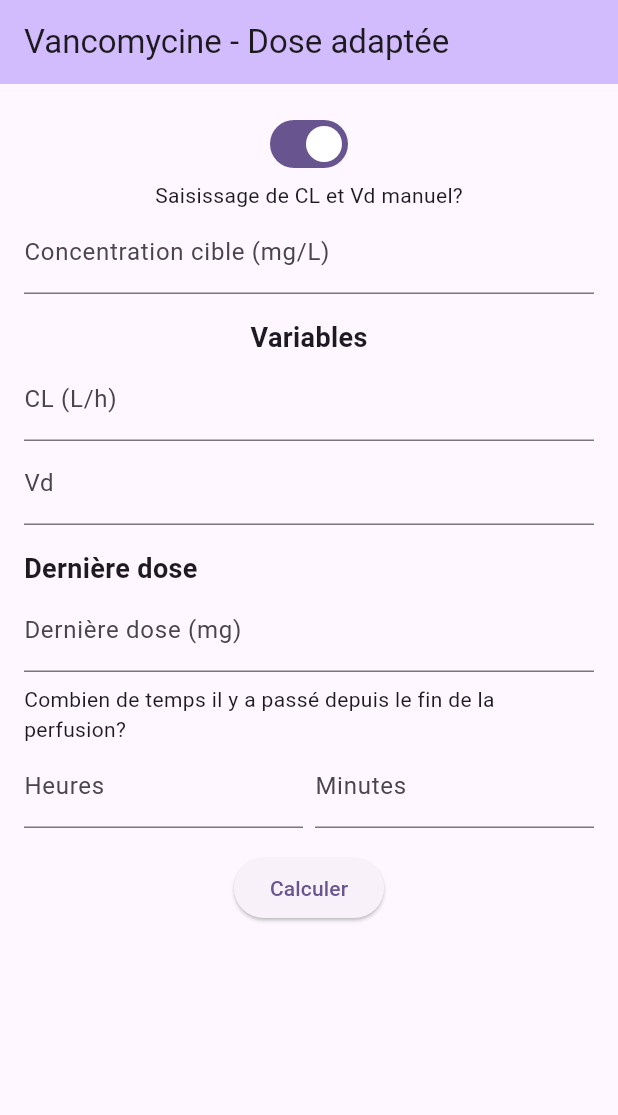
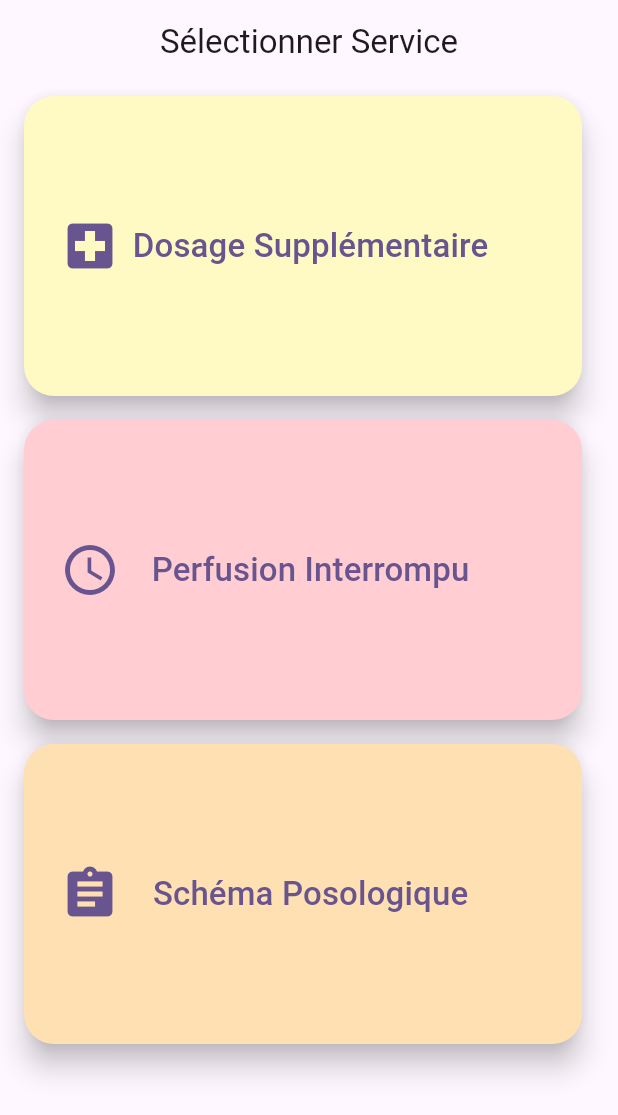
Before and after one commit to dielso/rna, a Flutter app: the screen it shows after launch, on a phone screen of 412 x 824 dp. Shown: the top 1115 px of the screen. Run offline on Flutter 3.47's test engine with Material 3 defaults, Android fonts, the light colour scheme and no system bars.

Commit message:
[add] new classes and new interface

```diff
--- /dev/null
+++ b/lib/common_variables.dart
@@ -0,0 +1,14 @@
+import 'package:flutter/cupertino.dart';
+import 'package:rna/widgets/input_sup.dart';
+import 'package:rna/widgets/input_vanc.dart';
+
+import 'objects/service.dart';
+import 'objects/user_input.dart';
+
+class CommonVariables{
+  static Service? service;
+  static UserInput? userInput;
+  static Widget drugWidget = const InputVancomycinWidget();
+  static Widget serviceInputWidget = const InputSupplementaryWidget();
+
+}
--- a/lib/main.dart
+++ b/lib/main.dart
@@ -1,6 +1,8 @@
 import 'dart:math';
 
 import 'package:flutter/material.dart';
+import 'package:rna/screens/select_drug_screen.dart';
+import 'package:rna/screens/service_screen.dart';
 
 void main() {
   runApp(const MyApp());
@@ -15,25 +17,11 @@ class MyApp extends StatelessWidget {
     return MaterialApp(
       title: 'RNA',
       theme: ThemeData(
-        // This is the theme of your application.
-        //
-        // TRY THIS: Try running your application with "flutter run". You'll see
-        // the application has a purple toolbar. Then, without quitting the app,
-        // try changing the seedColor in the colorScheme below to Colors.green
-        // and then invoke "hot reload" (save your changes or press the "hot
-        // reload" button in a Flutter-supported IDE, or press "r" if you used
-        // the command line to start the app).
-        //
-        // Notice that the counter didn't reset back to zero; the application
-        // state is not lost during the reload. To reset the state, use hot
-        // restart instead.
-        //
-        // This works for code too, not just values: Most code changes can be
-        // tested with just a hot reload.
         colorScheme: ColorScheme.fromSeed(seedColor: Colors.deepPurple),
         useMaterial3: true,
       ),
-      home: const MyHomePage(title: 'Vancomycine - Dose adaptée'),
+      //home: const MyHomePage(title: 'Vancomycine - Dose adaptée'),
+      home: const SelectServiceScreen(),
     );
   }
 }
@@ -55,7 +43,7 @@ class _MyHomePageState extends State<MyHomePage> {
         backgroundColor: Theme.of(context).colorScheme.inversePrimary,
         title: Text(widget.title),
       ),
-      body: InputFactorsWidget(),
+      body: const InputFactorsWidget(),
     );
   }
 }
@@ -95,7 +83,7 @@ class InputFactorsWidgetState extends State<InputFactorsWidget> {
                   isManual = val;
                 });
               })),
-              const Center(child: Text('Saisissage de CL et Vd manuel?')),
+              const Center(child: Text('Saisie de CL et Vd manuel?')),
               TextField(
                 decoration: const InputDecoration(
                     labelText: 'Concentration cible (mg/L)'),
--- /dev/null
+++ b/lib/screens/service_screen.dart
@@ -0,0 +1,122 @@
+import 'package:flutter/material.dart';
+import 'package:rna/common_variables.dart';
+import 'package:rna/screens/input_screen.dart';
+import 'package:rna/screens/select_drug_screen.dart';
+import 'package:rna/widgets/input_sup.dart';
+
+class SelectServiceScreen extends StatelessWidget {
+  const SelectServiceScreen({super.key});
+
+  @override
+  Widget build(BuildContext context) {
+    return Scaffold(
+      appBar: AppBar(
+        title: const Text('Sélectionner Service'),
+        centerTitle: true,
+      ),
+      body: ServiceSelectionList(),
+    );
+  }
+}
+
+class ServiceSelectionList extends StatelessWidget {
+  final List<ServiceData> services = [
+    ServiceData('Dosage Supplémentaire', Icons.local_hospital, Colors.yellow.shade100, const InputSupplementaryWidget()),
+    ServiceData('Perfusion Interrompu', Icons.access_time, Colors.red.shade100, const InputSupplementaryWidget()),
+    ServiceData('Schéma Posologique', Icons.assignment, Colors.orange.shade100, const InputSupplementaryWidget()),
+  ];
+
+  ServiceSelectionList({super.key});
+
+  @override
+  Widget build(BuildContext context) {
+    return ListView.builder(
+      itemCount: services.length,
+      itemBuilder: (context, index) {
+        return ListTile(
+          title: SizedBox(
+            width: 100,
+            child: ElevatedButton(
+              onPressed: () {
+                CommonVariables.serviceInputWidget =  services[index].serviceWidget;
+                _navigate(context);
+              },
+              style: ElevatedButton.styleFrom(
+                backgroundColor: services[index].color,
+                shape: RoundedRectangleBorder(
+                  borderRadius: BorderRadius.circular(20.0),
+                ),
+                minimumSize: const Size(0,200),
+                elevation: 8.0,
+              ),
+              child: Row(
+                mainAxisAlignment: MainAxisAlignment.spaceBetween,
+                children: [
+                  Icon(
+                    services[index].icon,
+                    size: 40,
+                  ),
+                  Text(
+                    services[index].name,
+                    style: const TextStyle(fontSize: 22),
+                  ),
+                  const SizedBox(width: 30),
+                ],
+              ),
+            ),
+          ),
+        );
+      },
+    );
+  }
+
+  void _navigate(BuildContext context) {
+    Navigator.push(
+      context,
+      MaterialPageRoute(
+        builder: (context) => const SelectDrugScreen(),
+      ),
+    );
+  }
+}
+
+class ServiceDetailsScreen extends StatelessWidget {
+  final ServiceData selectedService;
+
+  const ServiceDetailsScreen(this.selectedService, {super.key});
+
+  @override
+  Widget build(BuildContext context) {
+    return Scaffold(
+      appBar: AppBar(
+        title: Text(selectedService.name),
+      ),
+      body: Center(
+        child: Column(
+          mainAxisAlignment: MainAxisAlignment.center,
+          children: [
+            Icon(
+              selectedService.icon,
+              size: 60,
+              color: selectedService.color,
+            ),
+            const SizedBox(height: 20),
+            Text(
+              'Details for ${selectedService.name}',
+              style: const TextStyle(fontSize: 24),
+            ),
+          ],
+        ),
+      ),
+    );
+  }
+}
+
+class ServiceData {
+  final String name;
+  final IconData icon;
+  final Color color;
+  final Widget serviceWidget;
+
+  ServiceData(this.name, this.icon, this.color, this.serviceWidget);
+}
```
Also changed, not shown: lib/objects/service.dart (added, +98 -0 lines), lib/objects/user_input.dart (added, +73 -0 lines), lib/screens/input_screen.dart (added, +43 -0 lines), lib/screens/select_drug_screen.dart (added, +88 -0 lines), lib/widgets/input_manual.dart (added, +55 -0 lines), lib/widgets/input_sup.dart (added, +85 -0 lines), lib/widgets/input_vanc.dart (added, +65 -0 lines).
